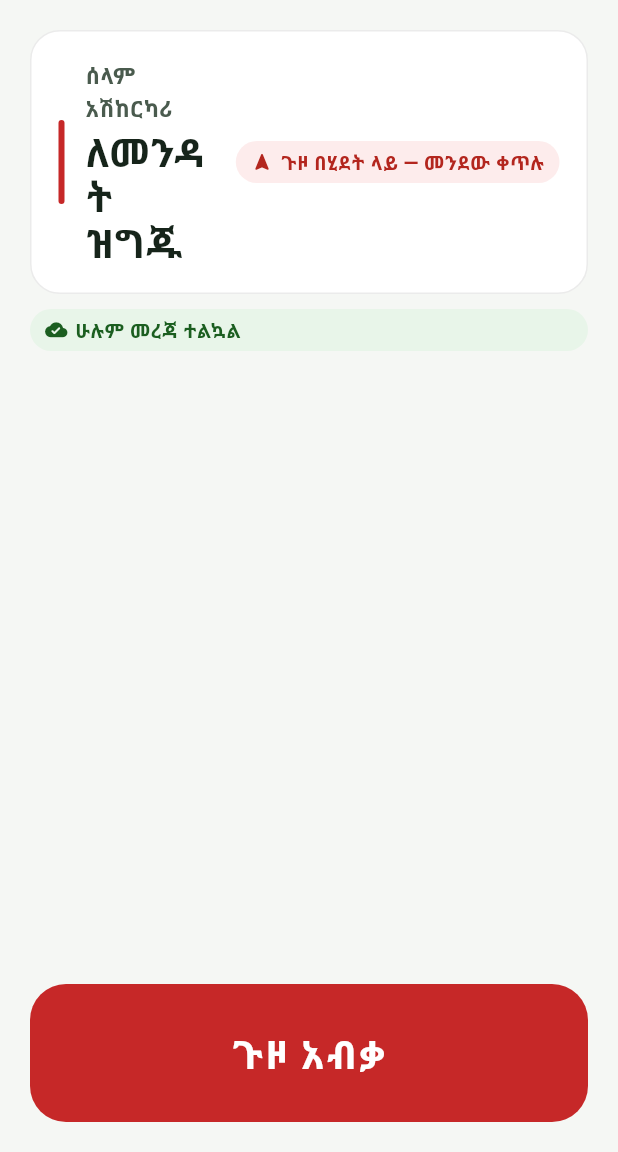
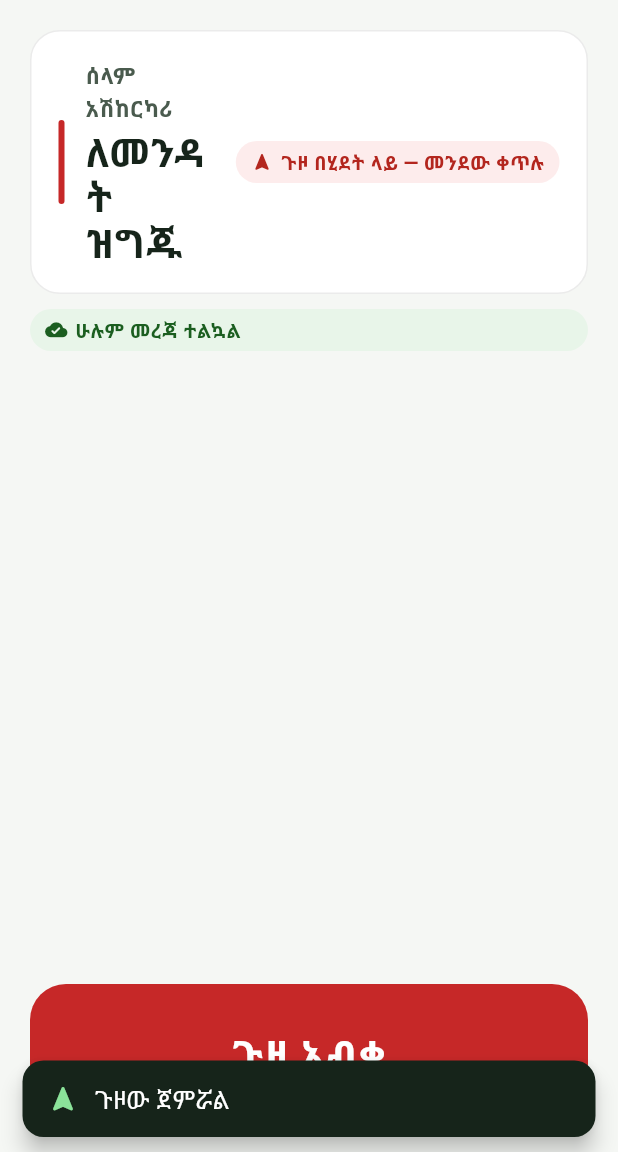
Before and after one commit to GenziEt/YET, a Flutter app: the TripHomeScreen screen opened directly with empty values, after a tap on "ጉዞ ጀምር", on a phone screen of 412 x 824 dp, the part 84-1236 px from its top. Run offline on Flutter 3.47's test engine with Material 3 defaults, Android fonts, the phone set to English and light mode, and no system bars; our stand-ins replace battery_plus, connectivity_plus, firebase_messaging, geolocator, image_picker, sensors_plus and 2 more; accounts and stored records are empty; network calls fail.

Commit message:
task snapshot 8fe82aaa-6853-4bce-8727-e23c19a29c28

```diff
--- a/driver-app/lib/features/trip/trip_home_screen.dart
+++ b/driver-app/lib/features/trip/trip_home_screen.dart
@@ -1,4 +1,5 @@
 import 'package:flutter/material.dart';
+import 'package:flutter/services.dart' show HapticFeedback;
 
 import '../../core/app_runtime.dart';
 import '../../core/config/app_config.dart';
@@ -154,6 +155,35 @@ class _TripHomeScreenState extends State<TripHomeScreen>
   /// guards against double-taps starting two cadences.
   bool _toggling = false;
 
+  /// Trip start/end confirmation feedback (audit item: no success signal on
+  /// the most important one-tap action). Medium impact matches the weight of
+  /// the action; the floating dark pill follows the feedback-screen pattern.
+  /// Copy reuses the existing push-notification ARB titles
+  /// ([AppLocalizations.notifTripStartedTitle] / [notifTripEndedTitle]) — the
+  /// localization parity test enforces a strict 1:1 ARB↔getter mapping, so
+  /// no new strings are introduced for this affordance.
+  void _confirmFeedback(BuildContext context, AppLocalizations l,
+      {required bool started}) {
+    HapticFeedback.mediumImpact();
+    ScaffoldMessenger.of(context)
+      ..hideCurrentSnackBar()
+      ..showSnackBar(SnackBar(
+        duration: const Duration(seconds: 2),
+        content: Row(
+          children: [
+            Icon(started ? Icons.navigation_rounded : Icons.check_circle_rounded,
+                color: const Color(0xFF8BE39A), size: 22),
+            const SizedBox(width: 10),
+            Expanded(
+              child: Text(started
+                  ? l.notifTripStartedTitle
+                  : l.notifTripEndedTitle),
+            ),
+          ],
+        ),
+      ));
+  }
+
   Future<void> _toggleTrip() async {
     if (_toggling) return;
     final runtime = widget.runtime;
@@ -171,6 +201,11 @@ class _TripHomeScreenState extends State<TripHomeScreen>
           _assignment = check;
           if (allowsTripStart(check)) _tripActive = true;
         });
+        // Feedback ONLY on a confirmed start — a blocked start keeps the
+        // InlineAlert path (never show a success snackbar for a failure).
+        if (allowsTripStart(check)) {
+          _confirmFeedback(context, AppLocalizations.of(context), started: true);
+        }
         return;
       }
       // END: never blocked by assignment state (allowsTripEnd == true) — a
@@ -180,6 +215,7 @@ class _TripHomeScreenState extends State<TripHomeScreen>
       final check = await runtime.onTripToggled(active: false);
       if (!mounted) return;
       setState(() => _assignment = check);
+      _confirmFeedback(context, AppLocalizations.of(context), started: false);
       return;
     }
     // No runtime wired (tests / kill-switch fallback): plain UI + cadence.
@@ -193,6 +229,7 @@ class _TripHomeScreenState extends State<TripHomeScreen>
         sync.stopTripCadence();
       }
     }
+    _confirmFeedback(context, AppLocalizations.of(context), started: _tripActive);
   }
 
   @override
--- a/driver-app/lib/l10n/app_am.arb
+++ b/driver-app/lib/l10n/app_am.arb
@@ -137,6 +137,7 @@
   "obLicenseDocMandatory": "የማሽከርከሪያ ፈቃድ ፎቶ — ግዴታ",
   "obTakePhoto": "ፎቶ ያንሱ / ፋይል ይምረጡ",
   "obUploaded": "ተስቅሏል — ግምገማ በመጠበቅ ላይ",
+  "obDocsNoneEmpty": "እስከ አሁን ምንም ሰነድ አልተስቀለም — ለመጀመር ሰነዶችዎን ይስቀሉ የሚለውን ይንኩ።",
   "obUploadFailed": "መስቀል አልተሳካም። መረብን ያረጋግጡ እና እንደገና ይሞክሩ።",
   "obSkipOptionalDocs": "ለአሁን ይለፉ",
   "obPendingTitle": "ፍቃድ በመጠበቅ ላይ",
--- a/driver-app/lib/l10n/app_en.arb
+++ b/driver-app/lib/l10n/app_en.arb
@@ -137,6 +137,7 @@
   "obLicenseDocMandatory": "Driving license photo - REQUIRED",
   "obTakePhoto": "Take photo / choose file",
   "obUploaded": "Uploaded - waiting for review",
+  "obDocsNoneEmpty": "No documents uploaded yet — tap Upload your documents to start.",
   "obUploadFailed": "Upload failed. Check network and try again.",
   "obSkipOptionalDocs": "Skip for now",
   "obPendingTitle": "Waiting for approval",
```
Also changed, not shown: driver-app/lib/features/auth/profile_screen.dart (+23 -1 lines), driver-app/lib/l10n/app_localizations.dart (+8 -0 lines), 2 other files.
